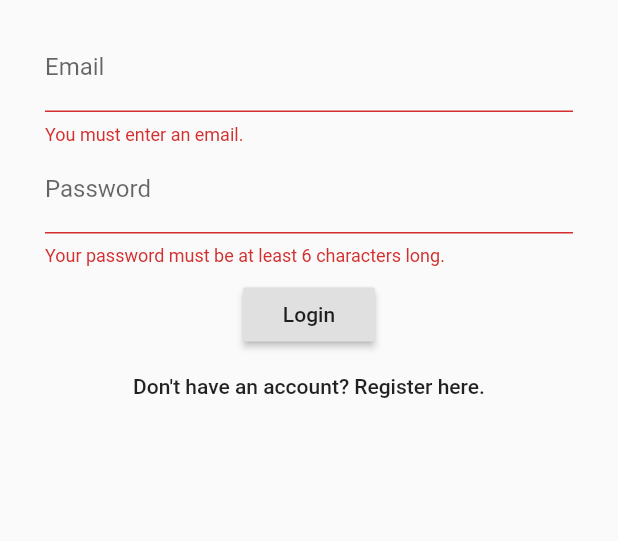
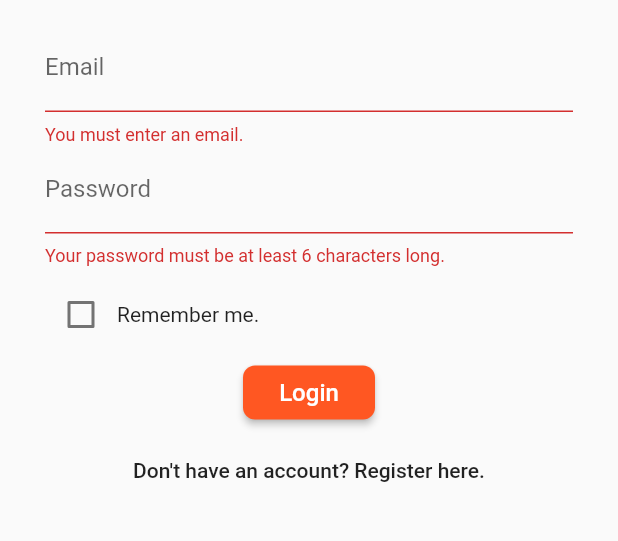
Before and after one commit to isaix/qpon, a Flutter app: the screen it shows after launch, after a tap on "Login", on a phone screen of 412 x 824 dp, the part 203-744 px from its top. Run offline on Flutter 3.47's test engine with Material 2 defaults, Android fonts, the phone set to English and light mode, and no system bars; our stand-ins replace firebase_auth, firebase_crashlytics, shared_preferences; missing offline and left inert: barcode_scan; accounts and stored records are empty.

```diff
--- a/lib/Login/LoginPage.dart
+++ b/lib/Login/LoginPage.dart
@@ -2,6 +2,7 @@ import 'package:Qpon/NavBar.dart';
 import 'package:Qpon/Login/RegisterPage.dart';
 import 'package:flutter/material.dart';
 import 'package:firebase_auth/firebase_auth.dart';
+import 'package:shared_preferences/shared_preferences.dart';
 
 class LoginPage extends StatefulWidget {
   @override
@@ -11,6 +12,7 @@ class LoginPage extends StatefulWidget {
 class LoginPageState extends State<LoginPage> {
   final GlobalKey<FormState> _formKey = GlobalKey<FormState>();
   String _email, _password, _errorMessage;
+  bool _remainLoggedIn = false;
 
   @override
   Widget build(BuildContext context) {
@@ -46,7 +48,7 @@ class LoginPageState extends State<LoginPage> {
                       }
                       return null;
                     },
-                    onSaved: (input) => _email = input,
+                    onSaved: (input) => _email = input.trim(),
                     decoration: InputDecoration(labelText: 'Email'),
                   ),
                   TextFormField(
@@ -62,9 +64,39 @@ class LoginPageState extends State<LoginPage> {
                   ),
                   Padding(
                     padding: EdgeInsets.only(top: 8.0),
-                    child: RaisedButton(
+                    child: Row(
+                      children: <Widget>[
+                        Checkbox(
+                          value: _remainLoggedIn,
+                          onChanged: (bool value) {
+                            setState(() {
+                              _remainLoggedIn = value;
+                            });
+                          },
+                        ),
+                        Text('Remember me.'),
+                      ],
+                    ),
+                  ),
+                  Padding(
+                    padding: EdgeInsets.only(top: 4, bottom: 4),
+                    child: ButtonTheme(
+                      child: RaisedButton(
                       onPressed: login,
-                      child: Text('Login'),
+                      textColor: Colors.white,
+                      shape: RoundedRectangleBorder(
+                        borderRadius: BorderRadius.circular(8.0),
+                      ),
+                      child: Padding(
+                        padding: EdgeInsets.only(top: 8, bottom: 8),
+                        child: Text(
+                        'Login',
+                        style: TextStyle(
+                          fontSize: 16,
+                        ),
+                      ),
+                      ),
+                    ),
                     ),
                   ),
                   MaterialButton(
@@ -141,6 +173,11 @@ class LoginPageState extends State<LoginPage> {
         });
   }
 
+  void saveRemainLoggedIn() async {
+    SharedPreferences prefs = await SharedPreferences.getInstance();
+    await prefs.setBool('remainLoggedIn', _remainLoggedIn);
+  }
+
   Future<void> login() async {
     final formState = _formKey.currentState;
 
@@ -151,6 +188,8 @@ class LoginPageState extends State<LoginPage> {
         AuthResult result = await FirebaseAuth.instance
             .signInWithEmailAndPassword(email: _email, password: _password);
         FirebaseUser user = result.user;
+
+        saveRemainLoggedIn();
 
         Navigator.pop(context); //pop loading dialog
         //Navigator.push(context, MaterialPageRoute<void>(builder: (context) => NavBar()));
--- a/lib/Login/RegisterPage.dart
+++ b/lib/Login/RegisterPage.dart
@@ -30,10 +30,10 @@ class RegisterPageState extends State<RegisterPage> {
                 if (input.isEmpty) {
                   return 'You must enter an email.';
                 }
-                _currentEmail = input;
+                _currentEmail = input.trim();
                 return null;
               },
-              onSaved: (input) => _email = input,
+              onSaved: (input) => _email = input.trim(),
               decoration: InputDecoration(labelText: 'Email'),
             ),
             TextFormField(
--- a/lib/Main.dart
+++ b/lib/Main.dart
@@ -1,8 +1,9 @@
+import 'dart:math';
+
+import 'package:Qpon/NavBar.dart';
 import 'package:flutter/material.dart';
 import 'package:firebase_crashlytics/firebase_crashlytics.dart';
-import 'Views/Home.dart';
-import 'Views/Scanner.dart';
-import 'Views/Map.dart';
+import 'package:shared_preferences/shared_preferences.dart';
 import 'Login/LoginPage.dart';
 
 void main(){
@@ -19,14 +20,28 @@ class Qpon extends StatefulWidget{
 }
 
 class QponState extends State<Qpon>{
+  bool _remainLoggedIn = false;
+
   @override
   Widget build(BuildContext context){
+    getRemainLoggedIn();
     return MaterialApp(
       title: "QPON",
       theme: ThemeData(
         primarySwatch: Colors.deepOrange,
     ),
-    home: new LoginPage(),
+    home: _remainLoggedIn? new NavBar() : new LoginPage(),
     );
   }
+
+  void getRemainLoggedIn() async{
+    SharedPreferences prefs = await SharedPreferences.getInstance();
+    bool loggedIn = prefs.get('remainLoggedIn');
+
+    if(loggedIn != null){
+      setState(() {
+      _remainLoggedIn = loggedIn;
+    });
+    }
+  }
 }
--- a/pubspec.yaml
+++ b/pubspec.yaml
@@ -20,6 +20,7 @@ dependencies:
   flutter:
     sdk: flutter
   barcode_scan: ^0.0.3
+  shared_preferences: "^0.5.4+5"
 
   # The following adds the Cupertino Icons font to your application.
   # Use with the CupertinoIcons class for iOS style icons.
```
Also changed, not shown: lib/Views/Profile.dart (+7 -0 lines), pubspec.lock.
